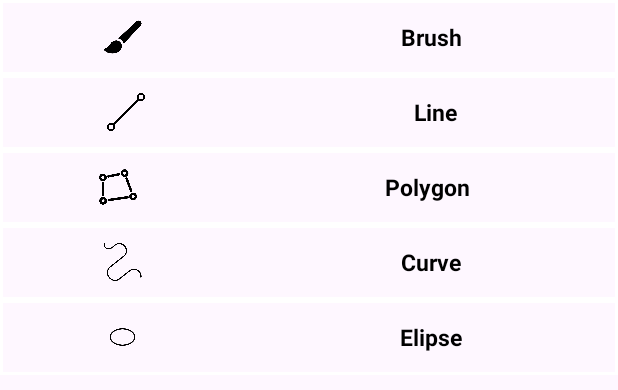
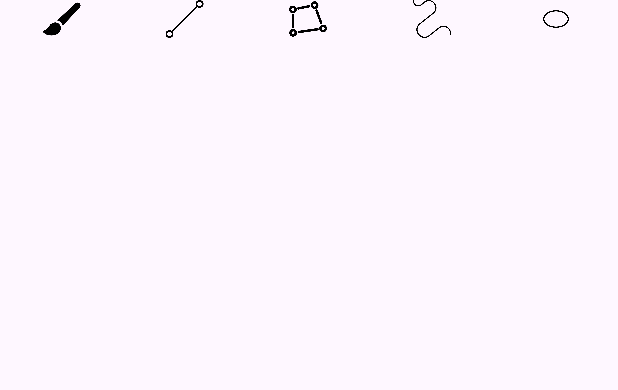
Before and after one commit to DN2803/dhmt-project-cyclograph, an Android app: the layout shape_popup.xml on its own in the app's theme, with its tools: preview values and no code run, on a phone screen of 412 x 824 dp. Shown: the top 390 px of the screen. Run offline under Robolectric (Android 15) with nearby library versions, the phone set to English and light mode, and no system bars.

Commit message:
add alpha color and fix shape type

```diff
--- a/app/src/main/java/com/cg76/drawingapp/MainActivity.kt
+++ b/app/src/main/java/com/cg76/drawingapp/MainActivity.kt
@@ -95,7 +95,7 @@ class MainActivity : AppCompatActivity() {
             val layoutParams = window!!.attributes
             layoutParams.gravity = Gravity.BOTTOM
             layoutParams.dimAmount = 0.0f
-            window!!.setBackgroundDrawable(ColorDrawable(Color.argb(128, 0, 0, 0)))
+            window!!.setBackgroundDrawable(ColorDrawable(Color.argb(0, 0, 0, 0)))
 
             setCancelable(false)
 
@@ -142,6 +142,12 @@ class MainActivity : AppCompatActivity() {
             colorPopupBinding.blueLayout.colorValueTxt,
         )
         setOnSeekbar(
+            "A",
+            colorPopupBinding.alphaLayout.typeTxt,
+            colorPopupBinding.alphaLayout.seekBar,
+            colorPopupBinding.alphaLayout.colorValueTxt,
+        )
+        setOnSeekbar(
             strokePopupBinding.seekBar,
             strokePopupBinding.ValueTxt,
         )
@@ -166,8 +172,8 @@ class MainActivity : AppCompatActivity() {
         }
 
         shapePopupBinding.root.setOnClickListener{
+            shapePopup.dismiss()
             setShape()
-            shapePopup.dismiss()
         }
         strokePickerButton.setOnClickListener{
             strokePopup.show()
@@ -181,7 +187,7 @@ class MainActivity : AppCompatActivity() {
     }
 
     @SuppressLint("ClickableViewAccessibility")
-    private fun setShape(): ShapeType {
+    private fun setShape() {
         shapePopupBinding.drawBrush.setOnTouchListener { view, motionEvent ->
             handleTouchEvent(view, motionEvent, ShapeType.BRUSH)
         }
@@ -197,7 +203,7 @@ class MainActivity : AppCompatActivity() {
         shapePopupBinding.drawPolygon.setOnTouchListener { view, motionEvent ->
             handleTouchEvent(view, motionEvent, ShapeType.TRIANGLE)
         }
-        return shapeID
+
     }
 
     private fun setOnSeekbar(type: String, typeTxt: TextView, seekBar: SeekBar, colorTxt:TextView) {
@@ -223,13 +229,18 @@ class MainActivity : AppCompatActivity() {
     }
 
     private fun setRGBColor(){
-        color = floatArrayOf(colorPopupBinding.redLayout.seekBar.progress.toFloat()/256,
-            colorPopupBinding.greenLayout.seekBar.progress.toFloat()/256,colorPopupBinding.blueLayout.seekBar.progress.toFloat()/256)
+        color = floatArrayOf(
+            colorPopupBinding.redLayout.seekBar.progress.toFloat()/255,
+            colorPopupBinding.greenLayout.seekBar.progress.toFloat()/255,
+            colorPopupBinding.blueLayout.seekBar.progress.toFloat()/255,
+            colorPopupBinding.alphaLayout.seekBar.progress.toFloat()/255)
         val hex = String.format(
-            "#%02x%02x%02x",
+            "#%02x%02x%02x%02x",
+            colorPopupBinding.alphaLayout.seekBar.progress,
             colorPopupBinding.redLayout.seekBar.progress,
             colorPopupBinding.greenLayout.seekBar.progress,
-            colorPopupBinding.blueLayout.seekBar.progress
+            colorPopupBinding.blueLayout.seekBar.progress,
+
         )
         colorPopupBinding.viewColor.setBackgroundColor(Color.parseColor(hex))
 
--- a/app/src/main/res/layout/color_popup.xml
+++ b/app/src/main/res/layout/color_popup.xml
@@ -38,6 +38,8 @@
             android:id="@+id/greenLayout"/>
         <include layout="@layout/colot_popup_item"
             android:id="@+id/blueLayout"/>
+        <include layout="@layout/colot_popup_item"
+            android:id="@+id/alphaLayout"/>
 
     </LinearLayout>
 
--- a/app/src/main/res/layout/shape_popup.xml
+++ b/app/src/main/res/layout/shape_popup.xml
@@ -4,159 +4,59 @@
     xmlns:tools="http://schemas.android.com/tools"
     android:layout_width="match_parent"
     android:layout_height="wrap_content"
-    android:orientation="vertical"
+    android:orientation="horizontal"
     android:paddingBottom="60dp">
 
-    <LinearLayout
-        android:layout_width="match_parent"
-        android:layout_height="wrap_content"
-        android:orientation="horizontal"
-        android:gravity="right"
-        android:paddingRight="20dp">
-<!--        <ImageButton-->
-<!--            android:id="@+id/done"-->
 
-<!--            android:layout_width="40dp"-->
-<!--            android:layout_height="40dp"-->
-<!--            android:scaleType="fitCenter"-->
-<!--            android:background="@color/backgroundPopUp"-->
-<!--            android:src="@mipmap/check"/>-->
-
-    </LinearLayout>
-
-    <LinearLayout
-        android:id="@+id/draw_brush"
-        android:layout_width="match_parent"
-        android:layout_height="wrap_content"
-        android:gravity="center"
-        android:orientation="horizontal"
-        android:weightSum="10"
-        android:background="@drawable/border_backgroud">
 
         <ImageView
+            android:id="@+id/draw_brush"
             android:layout_width="25dp"
             android:layout_height="25dp"
             android:layout_weight="4"
             android:src="@mipmap/paint_brush" />
 
-        <TextView
-            android:layout_width="wrap_content"
-            android:layout_height="50dp"
-            android:layout_weight="6"
-            android:gravity="center"
-            android:textAlignment="center"
-            android:textColor="@color/black"
-            android:textSize="15sp"
-            android:textStyle="bold"
-            tools:text="Brush" />
-    </LinearLayout>
 
-    <LinearLayout
-        android:id="@+id/draw_line"
-        android:layout_width="match_parent"
-        android:layout_height="wrap_content"
-        android:layout_weight="10"
-        android:gravity="center"
-        android:orientation="horizontal"
-        android:background="@drawable/border_backgroud">
+
+
 
         <ImageView
+            android:id="@+id/draw_line"
             android:layout_width="25dp"
             android:layout_height="25dp"
             android:layout_weight="4"
             android:src="@mipmap/nodes" />
 
-        <TextView
-            android:layout_width="wrap_content"
-            android:layout_height="50dp"
-            android:layout_weight="6"
-            android:gravity="center"
-            android:textAlignment="center"
-            android:textColor="@color/black"
-            android:textSize="15sp"
-            android:textStyle="bold"
-            tools:text="Line" />
-    </LinearLayout>
 
-    <LinearLayout
-        android:id="@+id/draw_polygon"
-        android:layout_width="match_parent"
-        android:layout_height="wrap_content"
-        android:gravity="center"
-        android:orientation="horizontal"
-        android:weightSum="10"
-        android:background="@drawable/border_backgroud">
+
 
         <ImageView
+            android:id="@+id/draw_polygon"
             android:layout_width="25dp"
             android:layout_height="25dp"
             android:layout_weight="4"
             android:src="@mipmap/square" />
 
-        <TextView
-            android:layout_width="wrap_content"
-            android:layout_height="50dp"
-            android:layout_weight="6"
-            android:gravity="center"
-            android:textAlignment="center"
-            android:textColor="@color/black"
-            android:textSize="15sp"
-            android:textStyle="bold"
-            tools:text="Polygon" />
-    </LinearLayout>
 
-    <LinearLayout
-        android:id="@+id/draw_curve"
-        android:layout_width="match_parent"
-        android:layout_height="wrap_content"
-        android:gravity="center"
-        android:orientation="horizontal"
-        android:weightSum="10"
-        android:background="@drawable/border_backgroud">
+
 
         <ImageView
+            android:id="@+id/draw_curve"
             android:layout_width="25dp"
             android:layout_height="25dp"
             android:layout_weight="4"
             android:src="@mipmap/line" />
 
-        <TextView
-            android:layout_width="wrap_content"
-            android:layout_height="50dp"
-            android:layout_weight="6"
-            android:gravity="center"
-            android:textAlignment="center"
-            android:textColor="@color/black"
-            android:textSize="15sp"
-            android:textStyle="bold"
-            tools:text="Curve" />
-    </LinearLayout>
 
-    <LinearLayout
-        android:id="@+id/draw_elipse"
-        android:layout_width="match_parent"
-        android:layout_height="wrap_content"
-        android:gravity="center"
-        android:orientation="horizontal"
-        android:weightSum="10"
-        android:background="@drawable/border_backgroud">
 
         <ImageView
+            android:id="@+id/draw_elipse"
             android:layout_width="25dp"
             android:layout_height="25dp"
             android:layout_weight="4"
             android:src="@mipmap/elips" />
 
-        <TextView
-            android:layout_width="wrap_content"
-            android:layout_height="50dp"
-            android:layout_weight="6"
-            android:gravity="center"
-            android:textAlignment="center"
-            android:textColor="@color/black"
-            android:textSize="15sp"
-            android:textStyle="bold"
-            tools:text="Elipse" />
-    </LinearLayout>
+
+
 
 </LinearLayout>
```
